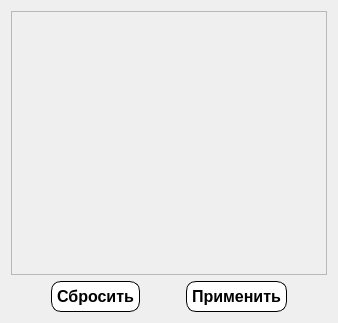
Above: Gui/Filters/Admin/f_payment.ui from MyEdit/Casino_Client before the change. Below: the same form after it.
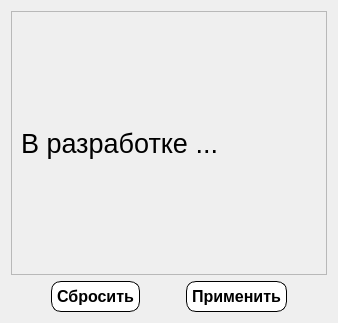
That is the form after the change.

```diff
--- a/Gui/Filters/Admin/f_payment.ui
+++ b/Gui/Filters/Admin/f_payment.ui
@@ -28,7 +28,21 @@
         <height>261</height>
        </rect>
       </property>
-      <layout class="QVBoxLayout" name="verticalLayout_2"/>
+      <layout class="QVBoxLayout" name="verticalLayout_2">
+       <item>
+        <widget class="QLabel" name="label">
+         <property name="font">
+          <font>
+           <family>Segoe UI</family>
+           <pointsize>20</pointsize>
+          </font>
+         </property>
+         <property name="text">
+          <string>В разработке ...</string>
+         </property>
+        </widget>
+       </item>
+      </layout>
      </widget>
     </widget>
    </item>
```
